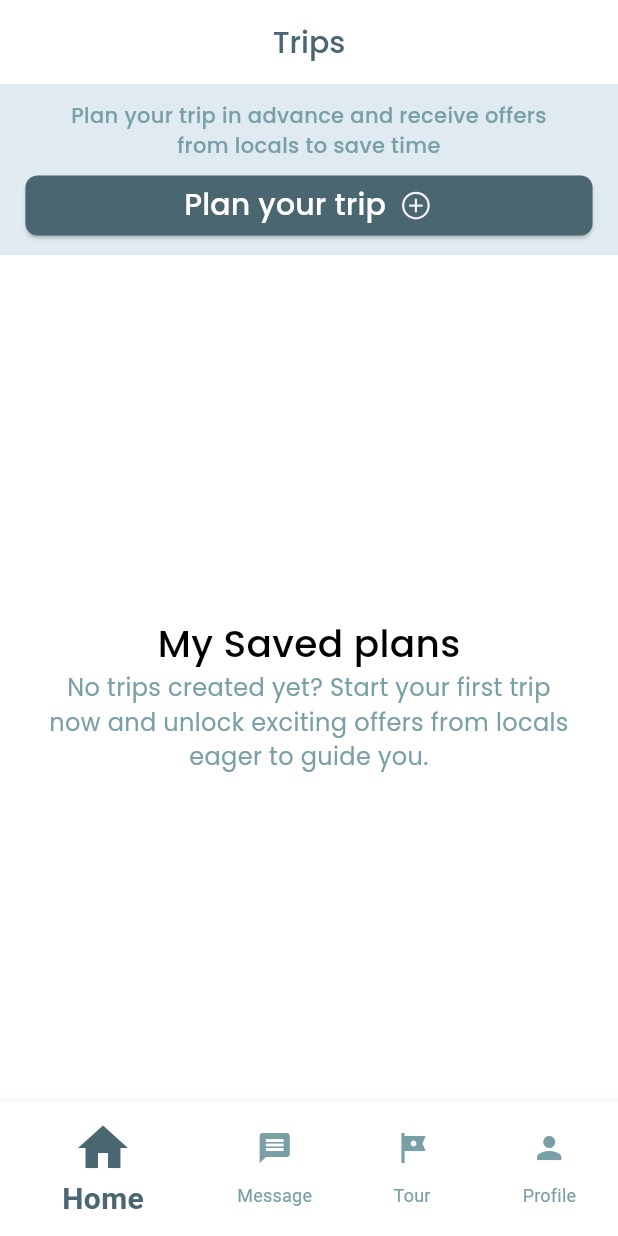
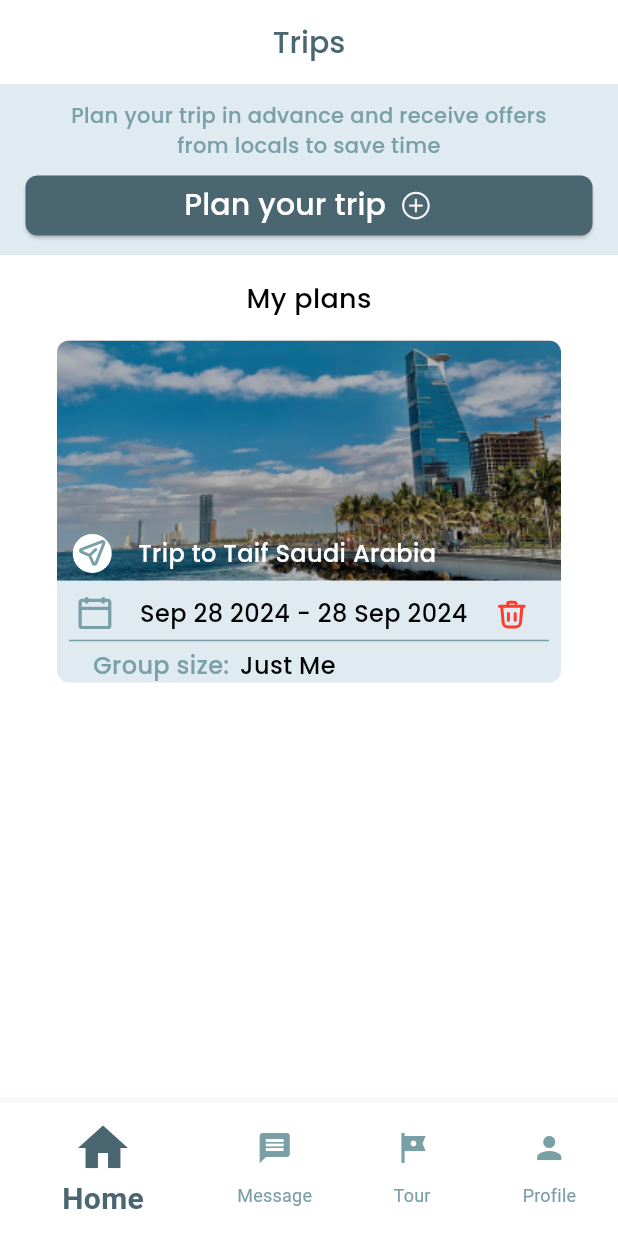
Before and after one commit to ftoome545/TravelMate-project, a Flutter app: the screen it shows after launch, swiped to page 3, on a phone screen of 412 x 824 dp. Run offline on Flutter 3.47's test engine with Material 3 defaults, Android fonts, the phone set to English and light mode, and no system bars; our stand-ins replace flutter_rating, flutter_svg.

Commit message:
finish the CreatedTripsScreen

```diff
--- a/lib/utils/app_images.dart
+++ b/lib/utils/app_images.dart
@@ -10,6 +10,10 @@ class Assets {
   /// assets/images/arrow_right_icon.svg
   static const String imagesArrowRightIcon = "assets/images/arrow_right_icon.svg";
 
+  /// Assets for imagesBackGroundImageJeddah
+  /// assets/images/backGroundImageJeddah.png
+  static const String imagesBackGroundImageJeddah = "assets/images/backGroundImageJeddah.png";
+
   /// Assets for imagesBackIcon
   /// assets/images/back_icon.svg
   static const String imagesBackIcon = "assets/images/back_icon.svg";
@@ -17,6 +21,10 @@ class Assets {
   /// Assets for imagesBackIconLightColor
   /// assets/images/back_icon_lightColor.svg
   static const String imagesBackIconLightColor = "assets/images/back_icon_lightColor.svg";
+
+  /// Assets for imagesBackgroundImageJeddah
+  /// assets/images/background_image_Jeddah.jpg
+  static const String imagesBackgroundImageJeddah = "assets/images/background_image_Jeddah.jpg";
 
   /// Assets for imagesBrowseGuidesImage
   /// assets/images/browse_guides_image.svg
--- /dev/null
+++ b/lib/widgets/created_trip_box_image_part.dart
@@ -0,0 +1,91 @@
+import 'package:flutter/material.dart';
+import 'package:flutter_svg/svg.dart';
+import 'package:travel_mate/utils/app_images.dart';
+import 'package:travel_mate/utils/app_styles.dart';
+
+class CreatedTripBoxImagePart extends StatelessWidget {
+  const CreatedTripBoxImagePart({
+    super.key,
+  });
+
+  @override
+  Widget build(BuildContext context) {
+    return SizedBox(
+      width: double.infinity, // Ensure the image spans full width
+      height: double.infinity, // Take full height of the parent
+      child: Stack(
+        // clipBehavior: Clip.hardEdge,
+        children: [
+          Positioned(
+            top: 0,
+            left: 0,
+            right: 0,
+            bottom: 0,
+            child: ClipRRect(
+              borderRadius: const BorderRadius.only(
+                topLeft: Radius.circular(8),
+                topRight: Radius.circular(8),
+              ),
+              child: Image.asset(
+                Assets.imagesBackGroundImageJeddah,
+                fit: BoxFit.cover,
+              ),
+            ),
+          ),
+          Positioned(
+            top: 0,
+            left: 0,
+            right: 0,
+            bottom: 0,
+            child: Container(
+              decoration: BoxDecoration(
+                color: Colors.black
+                    .withOpacity(0.3), // Semi-transparent black overlay
+                borderRadius: const BorderRadius.only(
+                  topLeft: Radius.circular(8),
+                  topRight: Radius.circular(8),
+                ),
+              ),
+            ),
+          ),
+          Positioned(
+            bottom: 0,
+            left: 0,
+            child: Padding(
+              padding: const EdgeInsets.symmetric(vertical: 5),
+              child: Row(
+                children: [
+                  const SizedBox(
+                    width: 10.5,
+                  ),
+                  Container(
+                      height: 26,
+                      decoration: const ShapeDecoration(
+                          color: Colors.white,
+                          shape: CircleBorder(
+                            side: BorderSide.none,
+                          )),
+                      child: Padding(
+                        padding: const EdgeInsets.symmetric(
+                            horizontal: 3.5, vertical: 3.5),
+                        child: SvgPicture.asset(
+                          Assets.imagesTripSendIcon,
+                        ),
+                      )),
+                  const SizedBox(
+                    width: 17.5,
+                  ),
+                  Text(
+                    'Trip to Taif Saudi Arabia',
+                    style:
+                        AppStyles.styleSemiBold16.copyWith(color: Colors.white),
+                  )
+                ],
+              ),
+            ),
+          ),
+        ],
+      ),
+    );
+  }
+}
--- /dev/null
+++ b/lib/widgets/created_trips_screen.dart
@@ -0,0 +1,99 @@
+import 'package:flutter/material.dart';
+import 'package:flutter_svg/svg.dart';
+import 'package:travel_mate/utils/app_images.dart';
+import 'package:travel_mate/utils/app_styles.dart';
+import 'package:travel_mate/widgets/created_trip_box_image_part.dart';
+import 'package:travel_mate/widgets/plan_your_trip_box.dart';
+
+class CreatedTripsScreen extends StatelessWidget {
+  const CreatedTripsScreen({super.key});
+
+  @override
+  Widget build(BuildContext context) {
+    return Scaffold(
+        backgroundColor: Colors.white,
+        body: SingleChildScrollView(
+          child: Column(
+            children: [
+              const PlanYourTripBox(),
+              const SizedBox(
+                height: 16,
+              ),
+              Text(
+                'My plans',
+                style: AppStyles.styleSemiBold18.copyWith(
+                  color: Colors.black,
+                ),
+              ),
+              const SizedBox(
+                height: 15,
+              ),
+              Container(
+                margin: const EdgeInsets.symmetric(horizontal: 38),
+                height: 228,
+                decoration: ShapeDecoration(
+                    color: const Color(0xffDFEAF1),
+                    shape: RoundedRectangleBorder(
+                      borderRadius: BorderRadius.circular(8),
+                    )),
+                child: Column(
+                  children: [
+                    const Expanded(child: CreatedTripBoxImagePart()),
+                    const SizedBox(
+                      height: 9,
+                    ),
+                    Row(
+                      children: [
+                        const SizedBox(
+                          width: 11.27,
+                        ),
+                        SvgPicture.asset(Assets.imagesCalendarIcon),
+                        const SizedBox(
+                          width: 16,
+                        ),
+                        Text(
+                          'Sep 28 2024 - 28 Sep 2024',
+                          style: AppStyles.styleMedium16
+                              .copyWith(color: Colors.black),
+                        ),
+                        const SizedBox(
+                          width: 16,
+                        ),
+                        SvgPicture.asset(Assets.imagesDeleteIcon),
+                      ],
+                    ),
+                    const Padding(
+                      padding: EdgeInsets.symmetric(horizontal: 8),
+                      child: Divider(
+                        height: 10,
+                        color: Color(0xff7AA0A7),
+                      ),
+                    ),
+                    Row(
+                      children: [
+                        const SizedBox(
+                          width: 24,
+                        ),
+                        Text(
+                          'Group size:',
+                          style: AppStyles.styleMedium16
+                              .copyWith(color: const Color(0xff7AA0A7)),
+                        ),
+                        const SizedBox(
+                          width: 7,
+                        ),
+                        Text(
+                          'Just Me',
+                          style: AppStyles.styleMedium16
+                              .copyWith(color: const Color(0xff000000)),
+                        ),
+                      ],
+                    ),
+                  ],
+                ),
+              ),
+            ],
+          ),
+        ));
+  }
+}
--- a/lib/widgets/navigation_screen.dart
+++ b/lib/widgets/navigation_screen.dart
@@ -36,7 +36,9 @@ class _NavigationScreenState extends State<NavigationScreen> {
             MessageScreen(
               hasMessages: true,
             ),
-            TourScreen(),
+            TourScreen(
+              hasTrip: true,
+            ),
             ProfileScreen(),
           ],
         ),
--- /dev/null
+++ b/lib/widgets/no_trips_created_yet_screen.dart
@@ -0,0 +1,36 @@
+import 'package:flutter/material.dart';
+import 'package:travel_mate/utils/app_styles.dart';
+import 'package:travel_mate/widgets/plan_your_trip_box.dart';
+
+class NoTripsCreatedYetScreen extends StatelessWidget {
+  const NoTripsCreatedYetScreen({
+    super.key,
+  });
+
+  @override
+  Widget build(BuildContext context) {
+    return SingleChildScrollView(
+      child: Column(
+        children: [
+          const PlanYourTripBox(),
+          const SizedBox(
+            height: 241,
+          ),
+          Text(
+            'My Saved plans',
+            style: AppStyles.styleSemiBold25.copyWith(
+              color: Colors.black,
+            ),
+          ),
+          const Padding(
+            padding: EdgeInsets.symmetric(horizontal: 28),
+            child: Text(
+                textAlign: TextAlign.center,
+                'No trips created yet? Start your first trip now and unlock exciting offers from locals eager to guide you.',
+                style: AppStyles.styleRegular16),
+          ),
+        ],
+      ),
+    );
+  }
+}
--- a/lib/widgets/tour_screen.dart
+++ b/lib/widgets/tour_screen.dart
@@ -1,9 +1,12 @@
 import 'package:flutter/material.dart';
 import 'package:travel_mate/utils/app_styles.dart';
-import 'package:travel_mate/widgets/plan_your_trip_box.dart';
+import 'package:travel_mate/widgets/created_trips_screen.dart';
+import 'package:travel_mate/widgets/no_trips_created_yet_screen.dart';
 
 class TourScreen extends StatelessWidget {
-  const TourScreen({super.key});
+  const TourScreen({super.key, required this.hasTrip});
+
+  final bool hasTrip;
 
   @override
   Widget build(BuildContext context) {
@@ -17,29 +20,9 @@ class TourScreen extends StatelessWidget {
         ),
         centerTitle: true,
       ),
-      body: SingleChildScrollView(
-        child: Column(
-          children: [
-            const PlanYourTripBox(),
-            const SizedBox(
-              height: 241,
-            ),
-            Text(
-              'My Saved plans',
-              style: AppStyles.styleSemiBold25.copyWith(
-                color: Colors.black,
-              ),
-            ),
-            const Padding(
-              padding: EdgeInsets.symmetric(horizontal: 28),
-              child: Text(
-                  textAlign: TextAlign.center,
-                  'No trips created yet? Start your first trip now and unlock exciting offers from locals eager to guide you.',
-                  style: AppStyles.styleRegular16),
-            ),
-          ],
-        ),
-      ),
+      body: hasTrip
+          ? const CreatedTripsScreen()
+          : const NoTripsCreatedYetScreen(),
     );
   }
 }
```
Also changed, not shown: assets/images/backGroundImageJeddah.png (added), assets/images/background_image_Jeddah.jpg (added).
